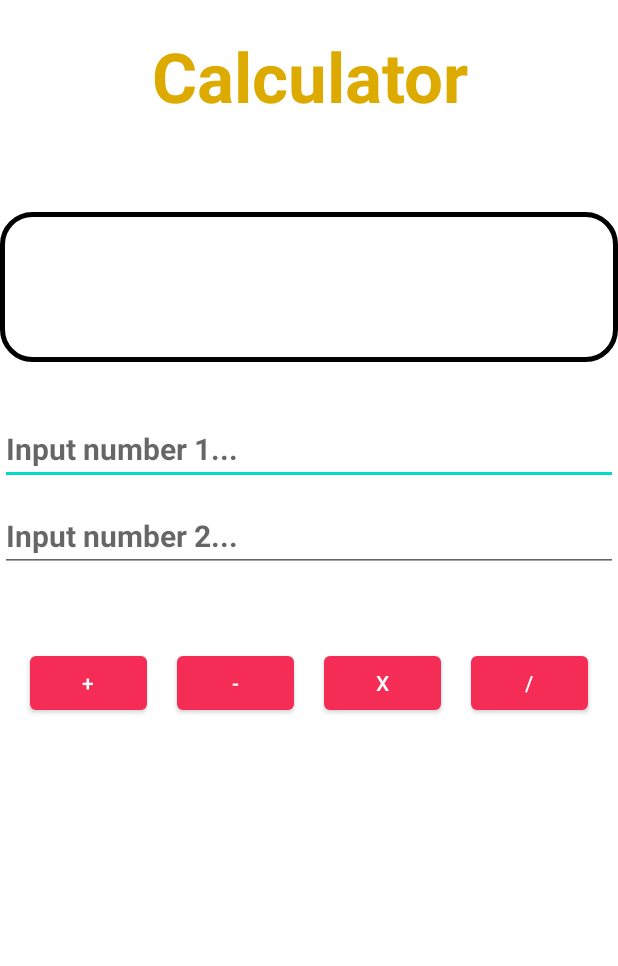
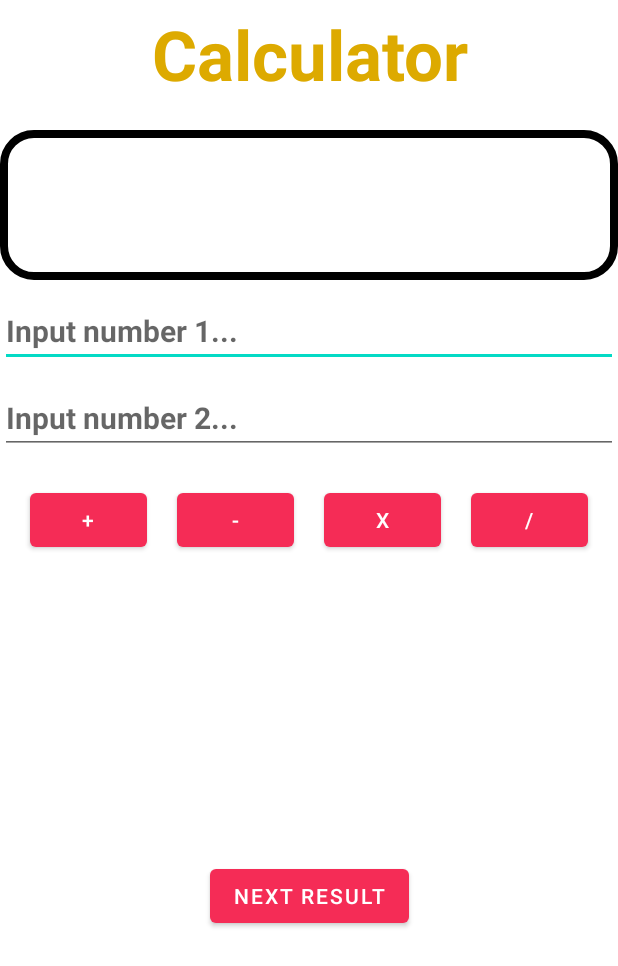
Before and after one commit to dotam2203/DemoMVVM, an Android app: the MainActivity screen opened directly, with no data from a screen before it, after a tap on "SUBMIT", on a phone screen of 412 x 824 dp. Shown: the top 966 px of the screen. Run offline under Robolectric (Android 15) with nearby library versions, the phone set to English and light mode, and no system bars; our stand-ins replace data binding; 6 statements that could not run were skipped.

Commit message:
final part1

```diff
--- a/app/build.gradle
+++ b/app/build.gradle
@@ -2,6 +2,7 @@ plugins {
     id 'com.android.application'
     id 'org.jetbrains.kotlin.android'
     id 'kotlin-kapt'
+    id 'kotlin-parcelize'
 }
 
 android {
--- a/app/src/main/AndroidManifest.xml
+++ b/app/src/main/AndroidManifest.xml
@@ -16,8 +16,10 @@
         tools:targetApi="31">
         <activity android:name=".MainActivity"
             android:exported="false"/>
+        <activity android:name=".MainResult"
+            android:exported="false"/>
         <activity
-            android:name=".MainActivity2"
+            android:name=".MainCalculator"
             android:exported="true">
             <intent-filter>
                 <action android:name="android.intent.action.MAIN" />
--- a/app/src/main/java/com/mvvm/MainActivity.kt
+++ b/app/src/main/java/com/mvvm/MainActivity.kt
@@ -3,17 +3,10 @@ package com.mvvm
 import android.content.Intent
 import androidx.appcompat.app.AppCompatActivity
 import android.os.Bundle
-import android.text.Editable
-import android.util.Log
-import android.view.View
-import android.widget.TextView
-import androidx.databinding.BindingAdapter
-import androidx.databinding.DataBindingUtil
 import androidx.recyclerview.widget.LinearLayoutManager
-import androidx.recyclerview.widget.RecyclerView
+import com.mvvm.adapter.AccountAdapter
 import com.mvvm.databinding.ActivityMainBinding
 import com.mvvm.model.Account
-import org.w3c.dom.Text
 
 class MainActivity : AppCompatActivity() {
     lateinit var binding: ActivityMainBinding
@@ -33,36 +26,14 @@ class MainActivity : AppCompatActivity() {
             adapter = accountAdapter
             layoutManager = LinearLayoutManager(this@MainActivity)
         }
-        Demo()
-
         binding.setOnClickSubmit {
-            /*accList.add(Account(binding.txtUser.text.toString(),binding.txtPhone.text.toString()))
+            accList.add(Account(binding.txtUser.text.toString(),binding.txtPhone.text.toString()))
             accountAdapter.update(accList)
             binding.txtUser.setText("")
-            binding.txtPhone.setText("")*/
+            binding.txtPhone.setText("")
 
-            startActivity(Intent(this@MainActivity, MainActivity2::class.java))
+            startActivity(Intent(this@MainActivity, MainCalculator::class.java))
         }
     }
 
-    fun Demo() {
-        /*val y: Int = 10
-        for(i in y downTo 1 step 3 ){
-            Log.d("AAA", "\n$i")
-        }*/
-        /*var arrayList: ArrayList<String> = ArrayList()
-        arrayList.add("Tâm")
-        arrayList.add("Hà")
-        arrayList.add("Nhật")
-        Log.d("AAA", "Demo1: ${arrayList.size}")
-        arrayList.removeAt(1)
-        arrayList.set(1,"ABC")
-        Log.d("AAA", "Demo2: ${arrayList.get(1)}")
-        Log.d("AAA", "Demo1: ${arrayList.size}")*/
-        Log.d("AAA", "Demo: ${Result(3,4)}")
-
-
-    }
-    fun Result(a: Int, b: Int): Int = (a+b)
-
 }
--- a/app/src/main/java/com/mvvm/MainActivity2.kt
+++ b/app/src/main/java/com/mvvm/MainCalculator.kt
@@ -1,66 +1,73 @@
 package com.mvvm
 
+import android.content.Intent
 import android.os.Bundle
 import android.view.View
 import androidx.appcompat.app.AppCompatActivity
+import androidx.recyclerview.widget.LinearLayoutManager
+import com.mvvm.adapter.MathAdapter
 import com.mvvm.databinding.ActivityMain2Binding
+import com.mvvm.interfaces.OnClickButton
+import com.mvvm.model.MathModel
 
-class MainActivity2:AppCompatActivity() {
+class MainCalculator:AppCompatActivity() {
+    private val RESULT_CAL: String? = "result_cal"
     lateinit var binding : ActivityMain2Binding
+    val maths: ArrayList<MathModel> = arrayListOf()
     override fun onCreate(savedInstanceState: Bundle?) {
         super.onCreate(savedInstanceState)
         binding = ActivityMain2Binding.inflate(layoutInflater)
         setContentView(binding.root)
-
-        /*binding.setOnClickSum{
-            var a: Float = binding.txtNumber1.text.toString().toFloat()
-            var b: Float = binding.txtNumber2.text.toString().toFloat()
-            binding.tvResult.text = "$a + $b = ${Sum(a,b)}"
-        }
-        binding.setOnClickSub {
-            var a: Float = binding.txtNumber1.text.toString().toFloat()
-            var b: Float = binding.txtNumber2.text.toString().toFloat()
-            binding.tvResult.text = "$a - $b = ${Sub(a,b)}"
-        }
-        binding.setOnClickMul {
-            var a: Float = binding.txtNumber1.text.toString().toFloat()
-            var b: Float = binding.txtNumber2.text.toString().toFloat()
-            binding.tvResult.text = "$a x $b = ${Mul(a,b)}"
-        }
-        binding.setOnClickDiv {
-            var a: Float = binding.txtNumber1.text.toString().toFloat()
-            var b: Float = binding.txtNumber2.text.toString().toFloat()
-            binding.tvResult.text = "$a / $b = ${Div(a,b)}"
-        }*/
-        binding.onClickBtn = object : OnClickButton{
+        onClickStatus()
+    }
+    fun Sum(a: Float, b: Float) : Float = a+b
+    fun Sub(a: Float, b: Float) : Float = a-b
+    fun Mul(a: Float, b: Float) : Float = a*b
+    fun Div(a: Float, b: Float) : Float = a/b
+    fun Calculator(a: Float, b: Float, operation: (Float, Float)->Float): Float{
+        return operation(a,b)
+    }
+    fun onClickStatus(){
+        binding.onClickBtn = object : OnClickButton {
             override fun onCLickSum(view: View) {
                 var a: Float = binding.txtNumber1.text.toString().toFloat()
                 var b: Float = binding.txtNumber2.text.toString().toFloat()
                 binding.tvResult.text = "$a + $b = ${Sum(a,b)}"
+                maths.add(MathModel(a,b,Sum(a,b)))
             }
 
             override fun onCLickSub(view: View) {
                 var a: Float = binding.txtNumber1.text.toString().toFloat()
                 var b: Float = binding.txtNumber2.text.toString().toFloat()
                 binding.tvResult.text = "$a - $b = ${Sub(a,b)}"
+                maths.add(MathModel(a,b,Sub(a,b)))
             }
 
             override fun onCLickMul() {
                 var a: Float = binding.txtNumber1.text.toString().toFloat()
                 var b: Float = binding.txtNumber2.text.toString().toFloat()
                 binding.tvResult.text = "$a x $b = ${Mul(a,b)}"
+                maths.add(MathModel(a,b,Mul(a,b)))
             }
 
             override fun onCLickDiv() {
                 var a: Float = binding.txtNumber1.text.toString().toFloat()
                 var b: Float = binding.txtNumber2.text.toString().toFloat()
                 binding.tvResult.text = "$a / $b = ${Div(a,b)}"
+                maths.add(MathModel(a,b,Div(a,b)))
             }
 
+            override fun onCLickResult(view: View) {
+                passData(maths)
+            }
         }
     }
-    fun Sum(a: Float, b: Float) : Float = a+b
-    fun Sub(a: Float, b: Float) : Float = a-b
-    fun Mul(a: Float, b: Float) : Float = a*b
-    fun Div(a: Float, b: Float) : Float = a/b
+    fun passData(maths: ArrayList<MathModel>){
+        val intent = Intent(this@MainCalculator, MainResult::class.java)
+        val bundle = Bundle()
+        bundle.putParcelableArrayList(RESULT_CAL,maths)
+        intent.putExtras(bundle)
+        startActivity(intent)
+    }
+
 }
--- a/app/src/main/java/com/mvvm/AccountAdapter.kt
+++ b/app/src/main/java/com/mvvm/adapter/AccountAdapter.kt
@@ -1,25 +1,25 @@
-package com.mvvm
+package com.mvvm.adapter
 
 import android.view.LayoutInflater
 import android.view.ViewGroup
 import androidx.recyclerview.widget.RecyclerView
-import com.mvvm.databinding.ActivityItemBinding
+import com.mvvm.databinding.ItemAccountBinding
 import com.mvvm.model.Account
 
 class AccountAdapter (val _itemClick : onItemClick) : RecyclerView.Adapter<AccountAdapter.ViewHolder>() {
     var acc:List<Account> = listOf()
-    inner class ViewHolder(val binding :  ActivityItemBinding) : RecyclerView.ViewHolder(binding.root) {
+    inner class ViewHolder(val binding :  ItemAccountBinding) : RecyclerView.ViewHolder(binding.root) {
         fun onItemClickk(acc: Account){
             binding.setOnItemClick {
                 _itemClick.onClick(acc)
             }
         }
     }
-    override fun onCreateViewHolder(parent: ViewGroup, viewType: Int): AccountAdapter.ViewHolder {
-        val view = ActivityItemBinding.inflate(LayoutInflater.from(parent.context),parent,false)
+    override fun onCreateViewHolder(parent: ViewGroup, viewType: Int): ViewHolder {
+        val view = ItemAccountBinding.inflate(LayoutInflater.from(parent.context),parent,false)
         return ViewHolder(view)
     }
-    override fun onBindViewHolder(holder: AccountAdapter.ViewHolder, position: Int) {
+    override fun onBindViewHolder(holder: ViewHolder, position: Int) {
         with(holder){
             binding.acc = acc[position]
             onItemClickk(acc[position])
--- a/app/src/main/java/com/mvvm/ImlAccount.kt
+++ b/app/src/main/java/com/mvvm/interfaces/ImlAccount.kt
@@ -1,4 +1,4 @@
-package com.mvvm
+package com.mvvm.interfaces
 
 import com.mvvm.model.Account
 
--- /dev/null
+++ b/app/src/main/java/com/mvvm/interfaces/ImlMath.kt
@@ -0,0 +1,5 @@
+package com.mvvm.interfaces
+
+interface ImlMath {
+    fun ImlMath(math: Math)
+}
--- a/app/src/main/java/com/mvvm/OnClickButton.kt
+++ b/app/src/main/java/com/mvvm/interfaces/OnClickButton.kt
@@ -1,4 +1,4 @@
-package com.mvvm
+package com.mvvm.interfaces
 
 import android.view.View
 import android.widget.Button
@@ -8,4 +8,5 @@ interface OnClickButton {
     fun onCLickSub(view: View)
     fun onCLickMul()
     fun onCLickDiv()
+    fun onCLickResult(view: View)
 }
--- a/app/src/main/java/com/mvvm/model/Account.kt
+++ b/app/src/main/java/com/mvvm/model/Account.kt
@@ -1,6 +1,10 @@
 package com.mvvm.model
 
+import android.os.Parcelable
+import kotlinx.parcelize.Parcelize
+
+@Parcelize
 data class Account(
     var userName : String,
     var phone : String
-)
+) : Parcelable
--- a/app/src/main/res/drawable/border.xml
+++ b/app/src/main/res/drawable/border.xml
@@ -1,6 +1,6 @@
 <?xml version="1.0" encoding="utf-8"?>
 <shape xmlns:android="http://schemas.android.com/apk/res/android">
     <stroke android:color="@color/black"
-        android:width="3dp"/>
-    <corners android:radius="20dp" />
+        android:width="5dp"/>
+    <corners android:radius="20dp"/>
 </shape>
--- a/app/src/main/res/layout/activity_main2.xml
+++ b/app/src/main/res/layout/activity_main2.xml
@@ -4,13 +4,16 @@
     xmlns:app="http://schemas.android.com/apk/res-auto">
     <data>
         <variable
+            name="math"
+            type="com.mvvm.model.MathModel" />
+        <variable
             name="onClickBtn"
-            type="com.mvvm.OnClickButton" />
+            type="com.mvvm.interfaces.OnClickButton" />
     </data>
     <androidx.constraintlayout.widget.ConstraintLayout
         android:layout_width="match_parent"
         android:layout_height="match_parent"
-        tools:context=".MainActivity2">
+        tools:context=".MainCalculator">
         <TextView
             android:id="@+id/tvTitle"
             app:layout_constraintEnd_toEndOf="parent"
@@ -19,7 +22,7 @@
             app:layout_constraintBottom_toTopOf="@id/llShow"
             android:layout_width="match_parent"
             android:layout_height="wrap_content"
-            android:layout_marginTop="20dp"
+            android:layout_marginTop="5dp"
             android:text="Calculator"
             android:textStyle="bold"
             android:textColor="#ddaa00"
@@ -30,7 +33,7 @@
             android:id="@+id/llShow"
             android:layout_width="match_parent"
             android:layout_height="100dp"
-            android:layout_marginTop="60dp"
+            android:layout_marginTop="20dp"
             android:background="@drawable/border"
             android:gravity="center"
             app:layout_constraintEnd_toEndOf="parent"
@@ -54,12 +57,13 @@
             android:id="@+id/txtNumber1"
             android:layout_width="match_parent"
             android:layout_height="wrap_content"
-            android:layout_marginTop="34dp"
+            android:layout_marginTop="10dp"
             android:hint="Input number 1..."
             android:inputType="numberDecimal"
             android:textColor="@color/black"
             android:textSize="20sp"
             android:textStyle="bold"
+            android:text="@{math.NumberA()}"
             app:layout_constraintEnd_toEndOf="parent"
             app:layout_constraintStart_toStartOf="parent"
             app:layout_constraintTop_toBottomOf="@id/llShow" />
@@ -73,6 +77,7 @@
             android:textColor="@color/black"
             android:textSize="20sp"
             android:textStyle="bold"
+            android:text="@{math.NumberB()}"
             app:layout_constraintEnd_toEndOf="parent"
             app:layout_constraintStart_toStartOf="parent"
             app:layout_constraintTop_toBottomOf="@id/txtNumber1" />
@@ -82,7 +87,7 @@
             app:layout_constraintTop_toBottomOf="@+id/txtNumber2"
             android:layout_width="match_parent"
             android:layout_height="wrap_content"
-            android:layout_marginTop="50dp"
+            android:layout_marginTop="20dp"
             android:orientation="horizontal"
             android:weightSum="4">
             <Button
@@ -135,6 +140,15 @@
                 app:layout_constraintStart_toStartOf="parent"
                 app:layout_constraintVertical_bias="0.1" />
         </LinearLayout>
-
+        <Button
+            android:id="@+id/btnResult"
+            android:layout_width="wrap_content"
+            android:layout_height="wrap_content"
+            android:text="Next Result"
+            android:onClick="@{onClickBtn.onCLickResult}"
+            app:layout_constraintTop_toBottomOf="@id/llMath"
+            app:layout_constraintBottom_toBottomOf="parent"
+            app:layout_constraintEnd_toEndOf="parent"
+            app:layout_constraintStart_toStartOf="parent"/>
     </androidx.constraintlayout.widget.ConstraintLayout>
 </layout>
--- a/app/src/main/res/values/colors.xml
+++ b/app/src/main/res/values/colors.xml
@@ -10,4 +10,6 @@
     <color name="black">#FF000000</color>
     <color name="g_black">#33405F</color>
     <color name="white">#FFFFFFFF</color>
+    <color name="gray100">#CDC8C8</color>
+    <color name="gray200">#4E4C4C</color>
 </resources>
```
Also changed, not shown: app/src/main/java/com/mvvm/MainResult.kt (added, +35 -0 lines), app/src/main/java/com/mvvm/adapter/MathAdapter.kt (added, +33 -0 lines), app/src/main/java/com/mvvm/model/MathModel.kt (added, +16 -0 lines), app/src/main/res/drawable/border_item.xml (added, +7 -0 lines), app/src/main/res/layout/activity_draw.xml (added, +180 -0 lines), app/src/main/res/layout/activity_math_result.xml (added, +29 -0 lines), app/src/main/res/layout/item_math.xml (added, +29 -0 lines), app/src/main/res/layout/item_account.xml (renamed from app/src/main/res/layout/activity_item.xml).
